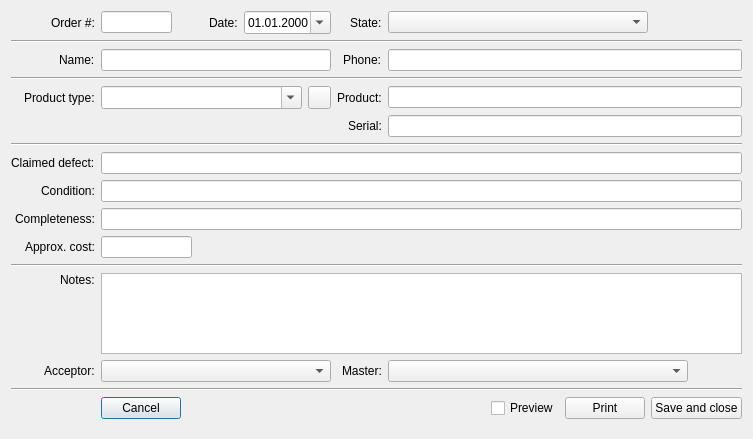
Before: the Qt Designer form RepairCenter/editorder.ui in Feo-d-oR/YARC, drawn with Qt 5.
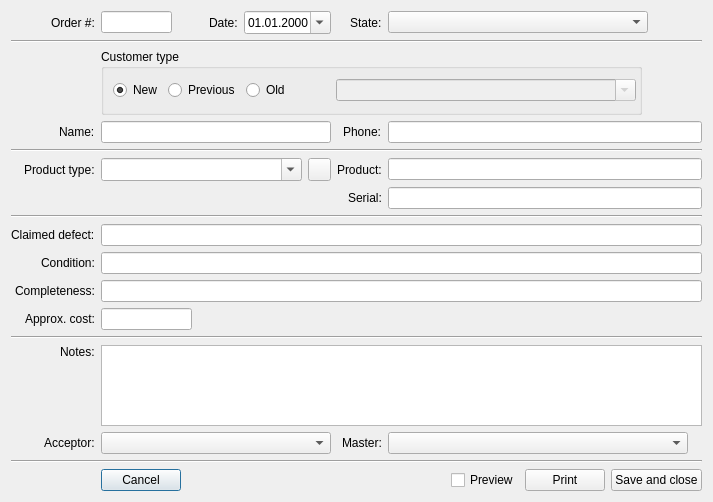
After: the same form once the commit is applied. Icons and pictures are not drawn.

Patch:
```diff
--- a/RepairCenter/editorder.ui
+++ b/RepairCenter/editorder.ui
@@ -6,8 +6,8 @@
    <rect>
     <x>0</x>
     <y>0</y>
-    <width>753</width>
-    <height>439</height>
+    <width>713</width>
+    <height>502</height>
    </rect>
   </property>
   <property name="sizePolicy">
@@ -30,6 +30,22 @@
    <bool>false</bool>
   </property>
   <layout class="QGridLayout" name="gridLayout">
+   <item row="12" column="1" colspan="2">
+    <widget class="QLineEdit" name="eCost">
+     <property name="maximumSize">
+      <size>
+       <width>91</width>
+       <height>16777215</height>
+      </size>
+     </property>
+     <property name="inputMask">
+      <string/>
+     </property>
+     <property name="maxLength">
+      <number>16</number>
+     </property>
+    </widget>
+   </item>
    <item row="0" column="2" alignment="Qt::AlignRight">
     <widget class="QLabel" name="label_2">
      <property name="maximumSize">
@@ -46,7 +62,7 @@
      </property>
     </widget>
    </item>
-   <item row="8" column="0" alignment="Qt::AlignRight">
+   <item row="9" column="0" alignment="Qt::AlignRight">
     <widget class="QLabel" name="label_9">
      <property name="maximumSize">
       <size>
@@ -72,6 +88,9 @@
      </property>
     </widget>
    </item>
+   <item row="6" column="6">
+    <widget class="QLineEdit" name="eProduct"/>
+   </item>
    <item row="0" column="4" colspan="2" alignment="Qt::AlignRight">
     <widget class="QLabel" name="label_3">
      <property name="maximumSize">
@@ -88,7 +107,7 @@
      </property>
     </widget>
    </item>
-   <item row="3" column="0" alignment="Qt::AlignRight">
+   <item row="4" column="0" alignment="Qt::AlignRight">
     <widget class="QLabel" name="label_4">
      <property name="maximumSize">
       <size>
@@ -104,9 +123,6 @@
      </property>
     </widget>
    </item>
-   <item row="5" column="6">
-    <widget class="QLineEdit" name="eProduct"/>
-   </item>
    <item row="0" column="3">
     <widget class="QDateEdit" name="eDate">
      <property name="maximumSize">
@@ -123,7 +139,7 @@
      </property>
     </widget>
    </item>
-   <item row="14" column="1" colspan="3">
+   <item row="15" column="1" colspan="3">
     <widget class="QComboBox" name="eAcceptor">
      <property name="sizePolicy">
       <sizepolicy hsizetype="Expanding" vsizetype="Fixed">
@@ -143,9 +159,12 @@
        <height>16777215</height>
       </size>
      </property>
+     <property name="sizeAdjustPolicy">
+      <enum>QComboBox::AdjustToContents</enum>
+     </property>
     </widget>
    </item>
-   <item row="14" column="4" colspan="2" alignment="Qt::AlignRight">
+   <item row="15" column="4" colspan="2" alignment="Qt::AlignRight">
     <widget class="QLabel" name="label_14">
      <property name="sizePolicy">
       <sizepolicy hsizetype="Expanding" vsizetype="Preferred">
@@ -167,7 +186,7 @@
      </property>
     </widget>
    </item>
-   <item row="16" column="1" colspan="6">
+   <item row="17" column="1" colspan="6">
     <layout class="QHBoxLayout" name="horizontalLayout">
      <item>
       <widget class="QPushButton" name="bCancel">
@@ -256,7 +275,7 @@
      </property>
     </widget>
    </item>
-   <item row="3" column="4" colspan="2" alignment="Qt::AlignRight">
+   <item row="4" column="4" colspan="2" alignment="Qt::AlignRight">
     <widget class="QLabel" name="label_5">
      <property name="maximumSize">
       <size>
@@ -272,7 +291,7 @@
      </property>
     </widget>
    </item>
-   <item row="11" column="0" alignment="Qt::AlignRight">
+   <item row="12" column="0" alignment="Qt::AlignRight">
     <widget class="QLabel" name="label_15">
      <property name="maximumSize">
       <size>
@@ -288,23 +307,7 @@
      </property>
     </widget>
    </item>
-   <item row="11" column="1" colspan="2">
-    <widget class="QLineEdit" name="eCost">
-     <property name="maximumSize">
-      <size>
-       <width>91</width>
-       <height>16777215</height>
-      </size>
-     </property>
-     <property name="inputMask">
-      <string/>
-     </property>
-     <property name="maxLength">
-      <number>16</number>
-     </property>
-    </widget>
-   </item>
-   <item row="13" column="1" colspan="6">
+   <item row="14" column="1" colspan="6">
     <widget class="QPlainTextEdit" name="eComment">
      <property name="minimumSize">
       <size>
@@ -323,7 +326,7 @@
      </property>
     </widget>
    </item>
-   <item row="6" column="4" colspan="2" alignment="Qt::AlignRight">
+   <item row="7" column="4" colspan="2" alignment="Qt::AlignRight">
     <widget class="QLabel" name="label_8">
      <property name="maximumSize">
       <size>
@@ -339,24 +342,24 @@
      </property>
     </widget>
    </item>
-   <item row="6" column="6">
+   <item row="7" column="6">
     <widget class="QLineEdit" name="eSerial"/>
    </item>
-   <item row="7" column="0" colspan="7">
+   <item row="8" column="0" colspan="7">
     <widget class="Line" name="line_5">
      <property name="orientation">
       <enum>Qt::Horizontal</enum>
      </property>
     </widget>
    </item>
-   <item row="12" column="0" colspan="7">
+   <item row="13" column="0" colspan="7">
     <widget class="Line" name="line_3">
      <property name="orientation">
       <enum>Qt::Horizontal</enum>
      </property>
     </widget>
    </item>
-   <item row="13" column="0" alignment="Qt::AlignRight|Qt::AlignTop">
+   <item row="14" column="0" alignment="Qt::AlignRight|Qt::AlignTop">
     <widget class="QLabel" name="label_12">
      <property name="maximumSize">
       <size>
@@ -372,7 +375,7 @@
      </property>
     </widget>
    </item>
-   <item row="14" column="0" alignment="Qt::AlignRight">
+   <item row="15" column="0" alignment="Qt::AlignRight">
     <widget class="QLabel" name="label_13">
      <property name="sizePolicy">
       <sizepolicy hsizetype="Fixed" vsizetype="Preferred">
@@ -394,10 +397,10 @@
      </property>
     </widget>
    </item>
-   <item row="8" column="1" colspan="6">
+   <item row="9" column="1" colspan="6">
     <widget class="QLineEdit" name="eDisease"/>
    </item>
-   <item row="9" column="0" alignment="Qt::AlignRight">
+   <item row="10" column="0" alignment="Qt::AlignRight">
     <widget class="QLabel" name="label_10">
      <property name="maximumSize">
       <size>
@@ -413,10 +416,13 @@
      </property>
     </widget>
    </item>
-   <item row="9" column="1" colspan="6">
+   <item row="11" column="1" colspan="6">
+    <widget class="QLineEdit" name="eComplect"/>
+   </item>
+   <item row="10" column="1" colspan="6">
     <widget class="QLineEdit" name="eCond"/>
    </item>
-   <item row="10" column="0" alignment="Qt::AlignRight">
+   <item row="11" column="0" alignment="Qt::AlignRight">
     <widget class="QLabel" name="label_11">
      <property name="maximumSize">
       <size>
@@ -432,39 +438,42 @@
      </property>
     </widget>
    </item>
-   <item row="10" column="1" colspan="6">
-    <widget class="QLineEdit" name="eComplect"/>
-   </item>
-   <item row="14" column="6">
-    <widget class="QComboBox" name="eMaster">
-     <property name="sizePolicy">
-      <sizepolicy hsizetype="Expanding" vsizetype="Fixed">
-       <horstretch>0</horstretch>
-       <verstretch>0</verstretch>
-      </sizepolicy>
-     </property>
-     <property name="minimumSize">
-      <size>
-       <width>200</width>
-       <height>0</height>
-      </size>
-     </property>
-     <property name="maximumSize">
-      <size>
-       <width>300</width>
-       <height>16777215</height>
-      </size>
-     </property>
-    </widget>
-   </item>
-   <item row="15" column="0" colspan="7">
+   <item row="16" column="0" colspan="7">
     <widget class="Line" name="line_4">
      <property name="orientation">
       <enum>Qt::Horizontal</enum>
      </property>
     </widget>
    </item>
-   <item row="5" column="1" colspan="3">
+   <item row="15" column="6">
+    <widget class="QComboBox" name="eMaster">
+     <property name="sizePolicy">
+      <sizepolicy hsizetype="Expanding" vsizetype="Fixed">
+       <horstretch>0</horstretch>
+       <verstretch>0</verstretch>
+      </sizepolicy>
+     </property>
+     <property name="minimumSize">
+      <size>
+       <width>200</width>
+       <height>0</height>
+      </size>
+     </property>
+     <property name="maximumSize">
+      <size>
+       <width>300</width>
+       <height>16777215</height>
+      </size>
+     </property>
+     <property name="sizeAdjustPolicy">
+      <enum>QComboBox::AdjustToContents</enum>
+     </property>
+    </widget>
+   </item>
+   <item row="4" column="1" colspan="3">
+    <widget class="QLineEdit" name="eCustomer"/>
+   </item>
+   <item row="6" column="1" colspan="3">
     <layout class="QHBoxLayout" name="horizontalLayout_2">
      <item>
       <widget class="QComboBox" name="eProductType">
@@ -483,6 +492,9 @@
        <property name="editable">
         <bool>true</bool>
        </property>
+       <property name="sizeAdjustPolicy">
+        <enum>QComboBox::AdjustToContents</enum>
+       </property>
       </widget>
      </item>
      <item>
@@ -511,7 +523,14 @@
      </item>
     </layout>
    </item>
-   <item row="5" column="4" colspan="2" alignment="Qt::AlignRight">
+   <item row="5" column="0" colspan="7">
+    <widget class="Line" name="line_2">
+     <property name="orientation">
+      <enum>Qt::Horizontal</enum>
+     </property>
+    </widget>
+   </item>
+   <item row="6" column="4" colspan="2" alignment="Qt::AlignRight">
     <widget class="QLabel" name="label_7">
      <property name="maximumSize">
       <size>
@@ -527,15 +546,8 @@
      </property>
     </widget>
    </item>
-   <item row="3" column="1" colspan="3">
-    <widget class="QLineEdit" name="eCustomer"/>
-   </item>
-   <item row="4" column="0" colspan="7">
-    <widget class="Line" name="line_2">
-     <property name="orientation">
-      <enum>Qt::Horizontal</enum>
-     </property>
-    </widget>
+   <item row="4" column="6">
+    <widget class="QLineEdit" name="ePhone"/>
    </item>
    <item row="0" column="0" alignment="Qt::AlignRight">
     <widget class="QLabel" name="label">
@@ -559,7 +571,7 @@
      </property>
     </widget>
    </item>
-   <item row="5" column="0" alignment="Qt::AlignRight">
+   <item row="6" column="0" alignment="Qt::AlignRight">
     <widget class="QLabel" name="label_6">
      <property name="minimumSize">
       <size>
@@ -578,8 +590,88 @@
      </property>
     </widget>
    </item>
-   <item row="3" column="6">
-    <widget class="QLineEdit" name="ePhone"/>
+   <item row="3" column="1" colspan="6" alignment="Qt::AlignLeft">
+    <widget class="QGroupBox" name="groupBox">
+     <property name="title">
+      <string>Customer type</string>
+     </property>
+     <property name="flat">
+      <bool>false</bool>
+     </property>
+     <property name="checkable">
+      <bool>false</bool>
+     </property>
+     <layout class="QHBoxLayout" name="horizontalLayout_3">
+      <property name="rightMargin">
+       <number>3</number>
+      </property>
+      <item alignment="Qt::AlignLeft">
+       <widget class="QRadioButton" name="rbNew">
+        <property name="text">
+         <string>New</string>
+        </property>
+        <property name="checked">
+         <bool>true</bool>
+        </property>
+       </widget>
+      </item>
+      <item alignment="Qt::AlignLeft">
+       <widget class="QRadioButton" name="rbPrev">
+        <property name="text">
+         <string>Previous</string>
+        </property>
+       </widget>
+      </item>
+      <item>
+       <widget class="QRadioButton" name="rbOld">
+        <property name="text">
+         <string>Old</string>
+        </property>
+       </widget>
+      </item>
+      <item>
+       <spacer name="horizontalSpacer_2">
+        <property name="orientation">
+         <enum>Qt::Horizontal</enum>
+        </property>
+        <property name="sizeHint" stdset="0">
+         <size>
+          <width>40</width>
+          <height>20</height>
+         </size>
+        </property>
+       </spacer>
+      </item>
+      <item>
+       <widget class="QComboBox" name="cbOldCustomer">
+        <property name="enabled">
+         <bool>false</bool>
+        </property>
+        <property name="sizePolicy">
+         <sizepolicy hsizetype="MinimumExpanding" vsizetype="Fixed">
+          <horstretch>0</horstretch>
+          <verstretch>0</verstretch>
+         </sizepolicy>
+        </property>
+        <property name="minimumSize">
+         <size>
+          <width>300</width>
+          <height>0</height>
+         </size>
+        </property>
+        <property name="editable">
+         <bool>true</bool>
+        </property>
+        <property name="currentText">
+         <string/>
+        </property>
+        <property name="sizeAdjustPolicy">
+         <enum>QComboBox::AdjustToContents</enum>
+        </property>
+       </widget>
+      </item>
+     </layout>
+    </widget>
    </item>
   </layout>
  </widget>
```
Left out of the diff: 3 changed lines with no effect on the pictures.
